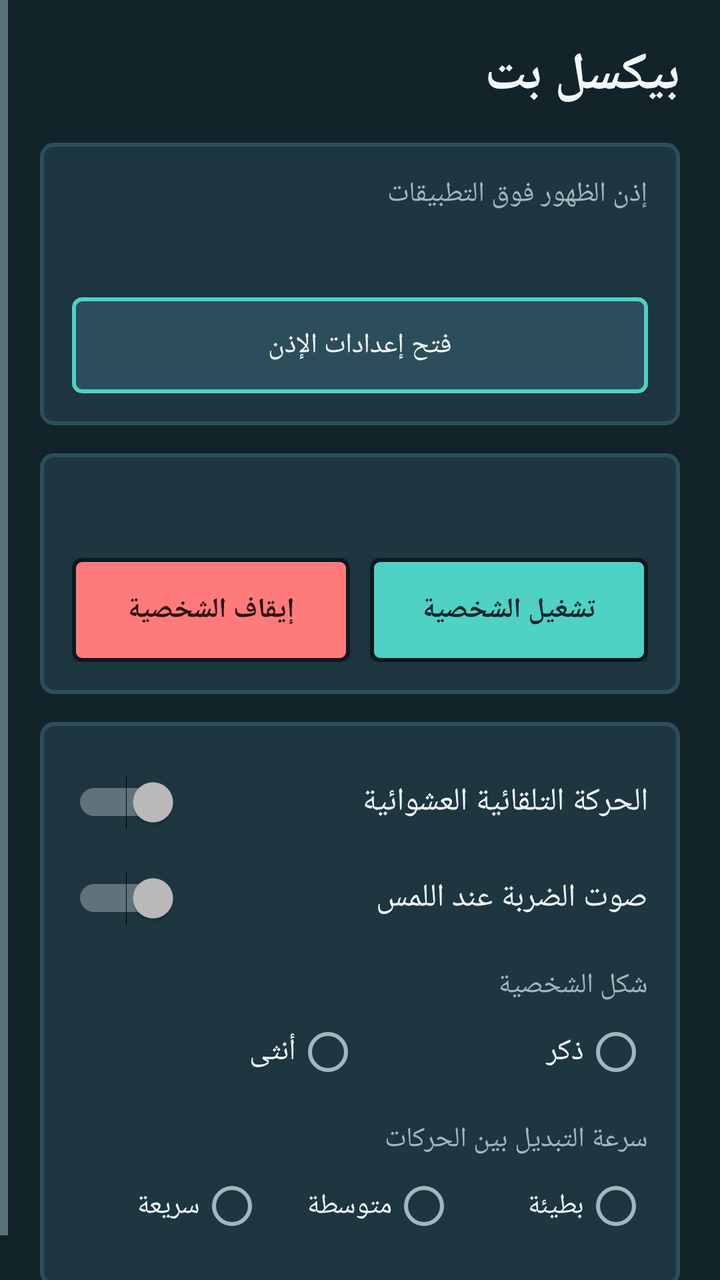
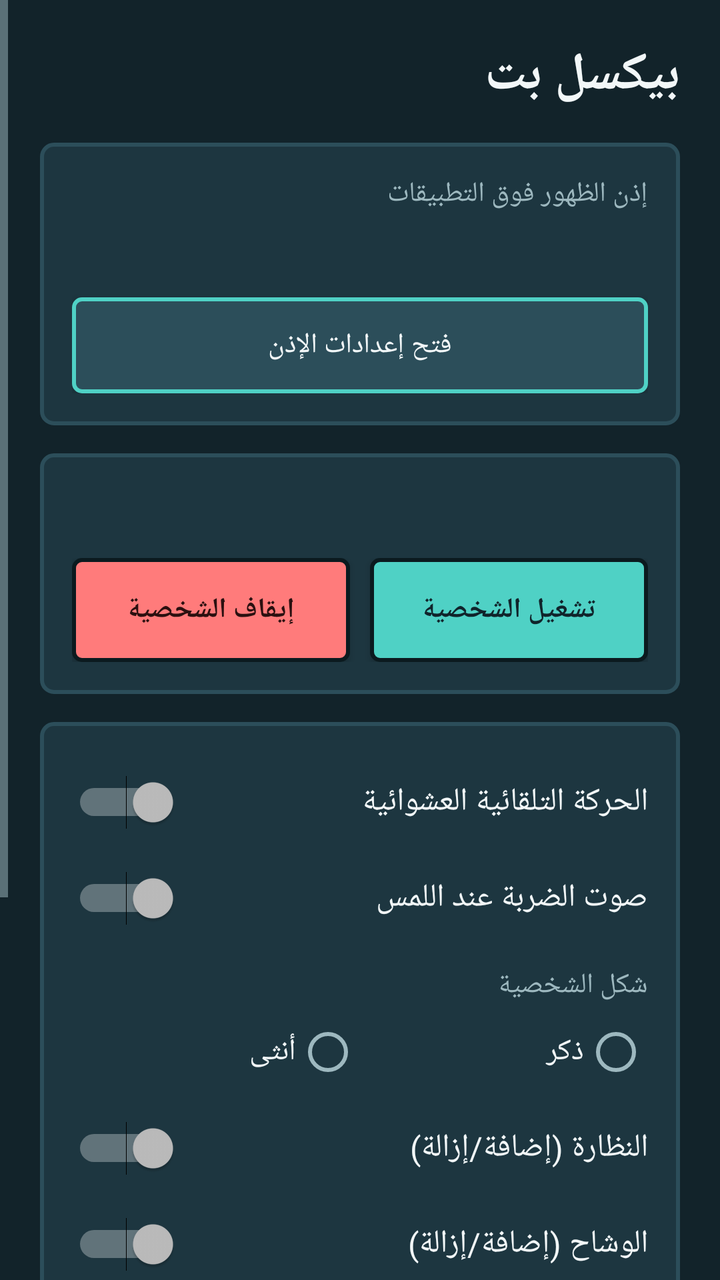

Before-and-after screenshots of an Android layout around one commit, followed by the original layout XML and the change that was made.
<!-- AndroidManifest.xml: application theme Theme.PixelPet -->
<!-- res/layout/activity_main.xml -->
<?xml version="1.0" encoding="utf-8"?>
<ScrollView xmlns:android="http://schemas.android.com/apk/res/android"
    android:id="@+id/root"
    android:layout_width="match_parent"
    android:layout_height="match_parent"
    android:layoutDirection="rtl"
    android:fillViewport="true"
    android:background="@color/bg_dark">

    <LinearLayout
        android:layout_width="match_parent"
        android:layout_height="wrap_content"
        android:orientation="vertical"
        android:padding="20dp">

        <TextView
            android:layout_width="match_parent"
            android:layout_height="wrap_content"
            android:text="@string/app_name"
            android:textColor="@color/text_main"
            android:textSize="26sp"
            android:textStyle="bold"
            android:layout_marginBottom="16dp" />

        
        <LinearLayout
            android:layout_width="match_parent"
            android:layout_height="wrap_content"
            android:orientation="vertical"
            android:padding="16dp"
            android:background="@drawable/bg_card">

            <TextView
                android:layout_width="match_parent"
                android:layout_height="wrap_content"
                android:text="@string/perm_title"
                android:textColor="@color/text_sub"
                android:textSize="14sp" />

            <TextView
                android:id="@+id/tvPermStatus"
                android:layout_width="match_parent"
                android:layout_height="wrap_content"
                android:layout_marginTop="6dp"
                android:textColor="@color/text_main"
                android:textSize="18sp"
                android:textStyle="bold" />

            <Button
                android:id="@+id/btnPermission"
                android:layout_width="match_parent"
                android:layout_height="48dp"
                android:layout_marginTop="12dp"
                android:background="@drawable/bg_btn_secondary"
                android:text="@string/perm_button"
                android:textColor="@color/text_main" />
        </LinearLayout>

        
        <LinearLayout
            android:layout_width="match_parent"
            android:layout_height="wrap_content"
            android:layout_marginTop="14dp"
            android:orientation="vertical"
            android:padding="16dp"
            android:background="@drawable/bg_card">

            <TextView
                android:id="@+id/tvServiceStatus"
                android:layout_width="match_parent"
                android:layout_height="wrap_content"
                android:textColor="@color/text_main"
                android:textSize="18sp"
                android:textStyle="bold" />

            <LinearLayout
                android:layout_width="match_parent"
                android:layout_height="wrap_content"
                android:layout_marginTop="12dp"
                android:orientation="horizontal">

                <Button
                    android:id="@+id/btnStart"
                    android:layout_width="0dp"
                    android:layout_height="52dp"
                    android:layout_weight="1"
                    android:background="@drawable/bg_btn_primary"
                    android:text="@string/btn_start"
                    android:textColor="#10242B"
                    android:textStyle="bold" />

                <Button
                    android:id="@+id/btnStop"
                    android:layout_width="0dp"
                    android:layout_height="52dp"
                    android:layout_marginStart="10dp"
                    android:layout_weight="1"
                    android:background="@drawable/bg_btn_stop"
                    android:text="@string/btn_stop"
                    android:textColor="#2B1010"
                    android:textStyle="bold" />
            </LinearLayout>
        </LinearLayout>

        
        <LinearLayout
            android:layout_width="match_parent"
            android:layout_height="wrap_content"
            android:layout_marginTop="14dp"
            android:orientation="vertical"
            android:padding="16dp"
            android:background="@drawable/bg_card">

            <Switch
                android:id="@+id/swAuto"
                android:layout_width="match_parent"
                android:layout_height="wrap_content"
                android:minHeight="48dp"
                android:text="@string/auto_move"
                android:textColor="@color/text_main"
                android:textSize="16sp" />

            <Switch
                android:id="@+id/swSound"
                android:layout_width="match_parent"
                android:layout_height="wrap_content"
                android:minHeight="48dp"
                android:text="@string/tap_sound"
                android:textColor="@color/text_main"
                android:textSize="16sp" />

            <TextView
                android:layout_width="match_parent"
                android:layout_height="wrap_content"
                android:layout_marginTop="10dp"
                android:text="@string/gender_title"
                android:textColor="@color/text_sub"
                android:textSize="14sp" />

            <RadioGroup
                android:id="@+id/rgGender"
                android:layout_width="match_parent"
                android:layout_height="wrap_content"
                android:orientation="horizontal">

                <RadioButton
                    android:id="@+id/rbMale"
                    android:layout_width="0dp"
                    android:layout_height="wrap_content"
                    android:layout_weight="1"
                    android:minHeight="48dp"
                    android:text="@string/gender_male"
                    android:textColor="@color/text_main"
                    android:textSize="15sp" />

                <RadioButton
                    android:id="@+id/rbFemale"
                    android:layout_width="0dp"
                    android:layout_height="wrap_content"
                    android:layout_weight="1"
                    android:minHeight="48dp"
                    android:text="@string/gender_female"
                    android:textColor="@color/text_main"
                    android:textSize="15sp" />
            </RadioGroup>

            <TextView
                android:layout_width="match_parent"
                android:layout_height="wrap_content"
                android:layout_marginTop="10dp"
                android:text="@string/speed_title"
                android:textColor="@color/text_sub"
                android:textSize="14sp" />

            <RadioGroup
                android:id="@+id/rgSpeed"
                android:layout_width="match_parent"
                android:layout_height="wrap_content"
                android:orientation="horizontal">

                <RadioButton
                    android:id="@+id/rbSlow"
                    android:layout_width="0dp"
                    android:layout_height="48dp"
                    android:layout_weight="1"
                    android:text="@string/speed_slow"
                    android:textColor="@color/text_main" />

                <RadioButton
                    android:id="@+id/rbNormal"
                    android:layout_width="0dp"
                    android:layout_height="48dp"
                    android:layout_weight="1"
                    android:text="@string/speed_normal"
                    android:textColor="@color/text_main" />

                <RadioButton
                    android:id="@+id/rbFast"
                    android:layout_width="0dp"
                    android:layout_height="48dp"
                    android:layout_weight="1"
                    android:text="@string/speed_fast"
                    android:textColor="@color/text_main" />
            </RadioGroup>
        </LinearLayout>
    </LinearLayout>
</ScrollView>
<!-- resources referenced by this layout -->
<resources>
  <color name="bg_dark">#FF12232A</color>
  <color name="text_main">#FFF2F7F8</color>
  <color name="text_sub">#FF9DB8BF</color>
  <!-- drawable bg_btn_primary (drawable) -->
  <?xml version="1.0" encoding="utf-8"?>
  <ripple xmlns:android="http://schemas.android.com/apk/res/android"
      android:color="#44FFFFFF">
      <item>
          <shape android:shape="rectangle">
              <solid android:color="@color/accent" />
              <stroke android:width="2dp" android:color="#FF0B1A1F" />
              <corners android:radius="4dp" />
          </shape>
      </item>
  </ripple>
  <!-- drawable bg_btn_secondary (drawable) -->
  <?xml version="1.0" encoding="utf-8"?>
  <ripple xmlns:android="http://schemas.android.com/apk/res/android"
      android:color="#44FFFFFF">
      <item>
          <shape android:shape="rectangle">
              <solid android:color="#FF2C4E5A" />
              <stroke android:width="2dp" android:color="@color/accent" />
              <corners android:radius="4dp" />
          </shape>
      </item>
  </ripple>
  <!-- drawable bg_btn_stop (drawable) -->
  <?xml version="1.0" encoding="utf-8"?>
  <ripple xmlns:android="http://schemas.android.com/apk/res/android"
      android:color="#44FFFFFF">
      <item>
          <shape android:shape="rectangle">
              <solid android:color="@color/bad_red" />
              <stroke android:width="2dp" android:color="#FF0B1A1F" />
              <corners android:radius="4dp" />
          </shape>
      </item>
  </ripple>
  <!-- drawable bg_card (drawable) -->
  <?xml version="1.0" encoding="utf-8"?>
  <shape xmlns:android="http://schemas.android.com/apk/res/android"
      android:shape="rectangle">
      <solid android:color="@color/card" />
      <stroke android:width="2dp" android:color="#FF2C4E5A" />
      <corners android:radius="6dp" />
  </shape>
  <string name="app_name">بيكسل بت</string>
  <string name="auto_move">الحركة التلقائية العشوائية</string>
  <string name="btn_start">تشغيل الشخصية</string>
  <string name="btn_stop">إيقاف الشخصية</string>
  <string name="gender_female">أنثى</string>
  <string name="gender_male">ذكر</string>
  <string name="gender_title">شكل الشخصية</string>
  <string name="perm_button">فتح إعدادات الإذن</string>
  <string name="perm_title">إذن الظهور فوق التطبيقات</string>
  <string name="speed_fast">سريعة</string>
  <string name="speed_normal">متوسطة</string>
  <string name="speed_slow">بطيئة</string>
  <string name="speed_title">سرعة التبديل بين الحركات</string>
  <string name="tap_sound">صوت الضربة عند اللمس</string>
  <style name="Theme.PixelPet" parent="android:Theme.Material.NoActionBar">
          <item name="android:windowBackground">@color/bg_dark</item>
          <item name="android:statusBarColor">@color/bg_dark</item>
          <item name="android:navigationBarColor">@color/bg_dark</item>
          <item name="android:colorAccent">@color/accent</item>
          <item name="android:textColorPrimary">@color/text_main</item>
          <item name="android:textColorSecondary">@color/text_sub</item>
      </style>
  <color name="accent">#FF4FD1C5</color>
  <color name="bad_red">#FFFF7B7B</color>
  <color name="card">#FF1D3640</color>
</resources>

<!-- the commit's change to res/layout/activity_main.xml (unified diff, before → after) -->
@@ -164,6 +164,114 @@
                     android:textSize="15sp" />
             </RadioGroup>
 
+            <Switch
+                android:id="@+id/swGlasses"
+                android:layout_width="match_parent"
+                android:layout_height="wrap_content"
+                android:minHeight="48dp"
+                android:text="@string/glasses"
+                android:textColor="@color/text_main"
+                android:textSize="16sp" />
+
+            <Switch
+                android:id="@+id/swScarf"
+                android:layout_width="match_parent"
+                android:layout_height="wrap_content"
+                android:minHeight="48dp"
+                android:text="@string/scarf"
+                android:textColor="@color/text_main"
+                android:textSize="16sp" />
+
+            <TextView
+                android:layout_width="match_parent"
+                android:layout_height="wrap_content"
+                android:layout_marginTop="10dp"
+                android:text="@string/outfit_title"
+                android:textColor="@color/text_sub"
+                android:textSize="14sp" />
+
+            <RadioGroup
+                android:id="@+id/rgOutfit"
+                android:layout_width="match_parent"
+                android:layout_height="wrap_content"
+                android:orientation="horizontal">
+
+                <RadioButton
+                    android:id="@+id/obClassic"
+                    android:layout_width="0dp"
+                    android:layout_height="wrap_content"
+                    android:layout_weight="1"
+                    android:minHeight="48dp"
+                    android:text="@string/outfit_classic"
+                    android:textColor="@color/text_main"
+                    android:textSize="14sp" />
+
+                <RadioButton
+                    android:id="@+id/obSporty"
+                    android:layout_width="0dp"
+                    android:layout_height="wrap_content"
+                    android:layout_weight="1"
+                    android:minHeight="48dp"
+                    android:text="@string/outfit_sporty"
+                    android:textColor="@color/text_main"
+                    android:textSize="14sp" />
+
+                <RadioButton
+                    android:id="@+id/obFormal"
+                    android:layout_width="0dp"
+                    android:layout_height="wrap_content"
+                    android:layout_weight="1"
+                    android:minHeight="48dp"
+                    android:text="@string/outfit_formal"
+                    android:textColor="@color/text_main"
+                    android:textSize="14sp" />
+            </RadioGroup>
+
+            <TextView
+                android:layout_width="match_parent"
+                android:layout_height="wrap_content"
+                android:layout_marginTop="10dp"
+                android:text="@string/hairstyle_title"
+                android:textColor="@color/text_sub"
+                android:textSize="14sp" />
+
+            <RadioGroup
+                android:id="@+id/rgHairstyle"
+                android:layout_width="match_parent"
+                android:layout_height="wrap_content"
+                android:orientation="horizontal">
+
+                <RadioButton
+                    android:id="@+id/hbShort"
+                    android:layout_width="0dp"
+                    android:layout_height="wrap_content"
+                    android:layout_weight="1"
+                    android:minHeight="48dp"
+                    android:text="@string/hair_short"
+                    android:textColor="@color/text_main"
+                    android:textSize="14sp" />
+
+                <RadioButton
+                    android:id="@+id/hbBraids"
+                    android:layout_width="0dp"
+                    android:layout_height="wrap_content"
+                    android:layout_weight="1"
+                    android:minHeight="48dp"
+                    android:text="@string/hair_braids"
+                    android:textColor="@color/text_main"
+                    android:textSize="14sp" />
+
+                <RadioButton
+                    android:id="@+id/hbLong"
+                    android:layout_width="0dp"
+                    android:layout_height="wrap_content"
+                    android:layout_weight="1"
+                    android:minHeight="48dp"
+                    android:text="@string/hair_long"
+                    android:textColor="@color/text_main"
+                    android:textSize="14sp" />
+            </RadioGroup>
+
             <TextView
                 android:layout_width="match_parent"
                 android:layout_height="wrap_content"
<!-- resource entries referenced after the edit -->
@@ -54,8 +54,18 @@
   <string name="gender_female">أنثى</string>
   <string name="gender_male">ذكر</string>
   <string name="gender_title">شكل الشخصية</string>
+  <string name="glasses">النظارة (إضافة/إزالة)</string>
+  <string name="hair_braids">ضفائر</string>
+  <string name="hair_long">طويل</string>
+  <string name="hair_short">قصير</string>
+  <string name="hairstyle_title">تسريحة الشعر</string>
+  <string name="outfit_classic">كلاسيكي</string>
+  <string name="outfit_formal">رسمي</string>
+  <string name="outfit_sporty">رياضي</string>
+  <string name="outfit_title">الملابس</string>
   <string name="perm_button">فتح إعدادات الإذن</string>
   <string name="perm_title">إذن الظهور فوق التطبيقات</string>
+  <string name="scarf">الوشاح (إضافة/إزالة)</string>
   <string name="speed_fast">سريعة</string>
   <string name="speed_normal">متوسطة</string>
   <string name="speed_slow">بطيئة</string>
